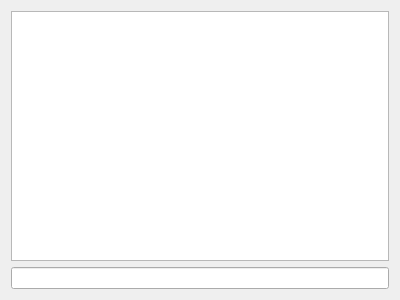
Before: the Qt Designer form mainwindow.ui in RicBent/BlargIRC, drawn with Qt 5.
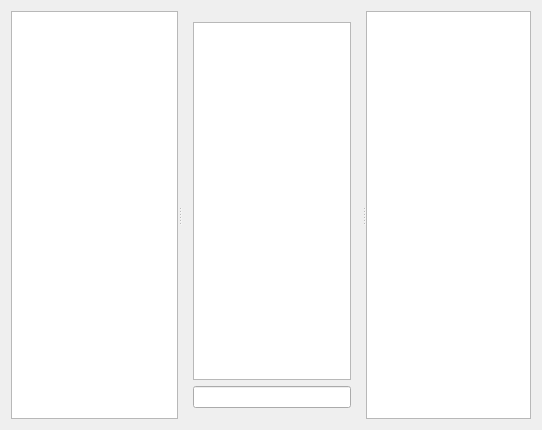
After: the same form once the commit is applied.

```diff
--- a/mainwindow.ui
+++ b/mainwindow.ui
@@ -6,25 +6,75 @@
    <rect>
     <x>0</x>
     <y>0</y>
-    <width>400</width>
-    <height>300</height>
+    <width>542</width>
+    <height>430</height>
    </rect>
   </property>
   <property name="windowTitle">
    <string>BlargIRC</string>
   </property>
   <widget class="QWidget" name="centralWidget">
-   <layout class="QVBoxLayout" name="verticalLayout">
+   <layout class="QVBoxLayout" name="verticalLayout_3">
     <item>
-     <widget class="QTextEdit" name="scrollbackBox">
-      <property name="readOnly">
-       <bool>true</bool>
+     <widget class="QSplitter" name="connectionListSplitter">
+      <property name="orientation">
+       <enum>Qt::Horizontal</enum>
       </property>
+      <widget class="QTreeView" name="connectionsList">
+       <property name="font">
+        <font>
+         <family>Consolas</family>
+         <pointsize>10</pointsize>
+        </font>
+       </property>
+       <property name="editTriggers">
+        <set>QAbstractItemView::NoEditTriggers</set>
+       </property>
+       <property name="autoExpandDelay">
+        <number>-1</number>
+       </property>
+       <property name="rootIsDecorated">
+        <bool>true</bool>
+       </property>
+       <property name="headerHidden">
+        <bool>true</bool>
+       </property>
+      </widget>
+      <widget class="QSplitter" name="userListSplitter">
+       <property name="orientation">
+        <enum>Qt::Horizontal</enum>
+       </property>
+       <widget class="QWidget" name="layoutWidget">
+        <layout class="QVBoxLayout" name="verticalLayout">
+         <item>
+          <widget class="QTextEdit" name="scrollbackBox">
+           <property name="font">
+            <font>
+             <family>Consolas</family>
+             <pointsize>10</pointsize>
+            </font>
+           </property>
+           <property name="readOnly">
+            <bool>true</bool>
+           </property>
+          </widget>
+         </item>
+         <item>
+          <widget class="QLineEdit" name="inputBox"/>
+         </item>
+        </layout>
+       </widget>
+       <widget class="QListView" name="usersList">
+        <property name="font">
+         <font>
+          <family>Consolas</family>
+          <pointsize>10</pointsize>
+         </font>
+        </property>
+       </widget>
+      </widget>
      </widget>
     </item>
-    <item>
-     <widget class="QLineEdit" name="inputBox"/>
-    </item>
    </layout>
   </widget>
   <widget class="QMenuBar" name="menuBar">
```
Left out of the diff: 2 changed lines with no effect on the pictures.
